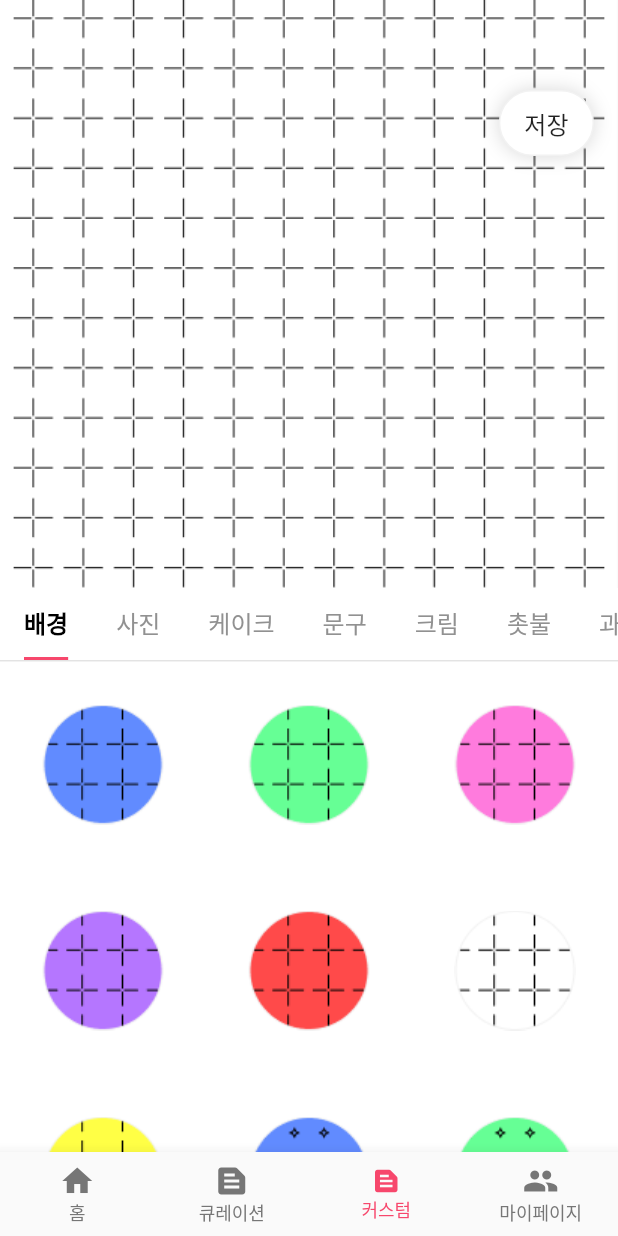
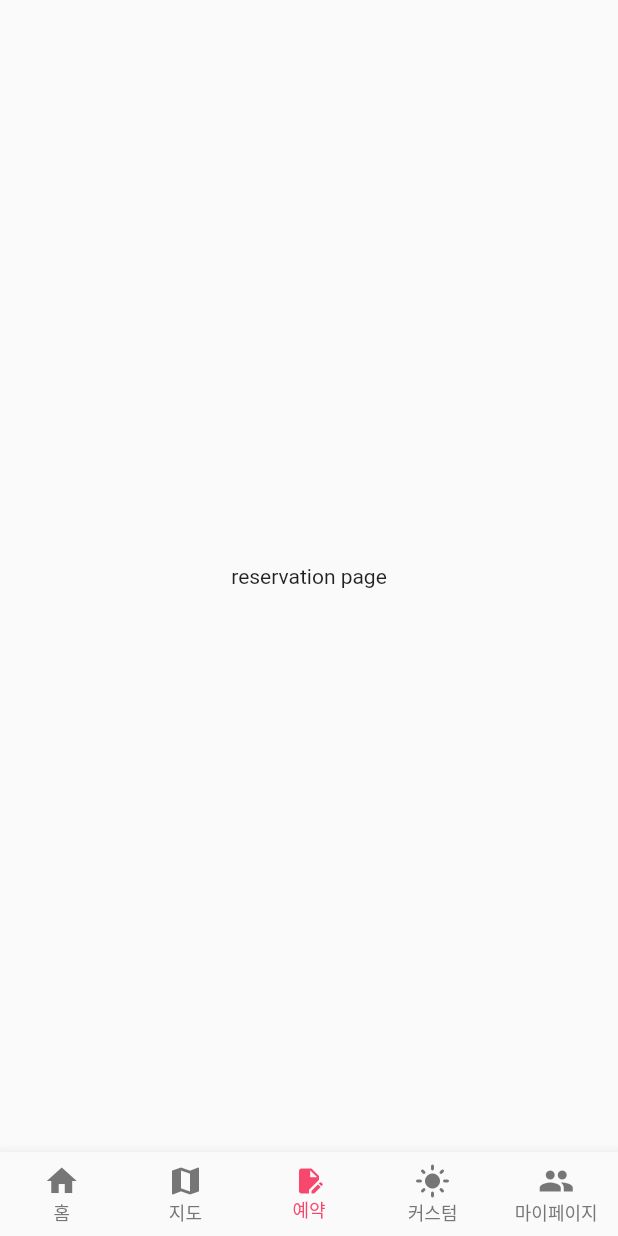
Before and after one commit to cakekeke/cakeke-app, a Flutter app: the MainPage screen opened by its route, item 3 of the bottom bar chosen, on a phone screen of 412 x 824 dp. Run offline on Flutter 3.47's test engine with Material 2 defaults, Android fonts, the phone set to English and light mode, and no system bars; our stand-ins replace dio, equatable, flutter_bloc, flutter_dotenv, flutter_native_splash, flutter_secure_storage and 6 more; missing offline and left inert: dart:ffi, flutter_naver_map, lindi_sticker_widget; accounts and stored records are empty; statements that could not run were skipped.

Commit message:
✨ feat: bottom navagation 수정

```diff
--- a/lib/view/pages/main/curation_page.dart
+++ b/lib/view/pages/main/reservation_page.dart
@@ -1,12 +1,12 @@
 import 'package:flutter/material.dart';
 
-class CurationPage extends StatelessWidget {
-  const CurationPage({super.key});
+class ReservationPage extends StatelessWidget {
+  const ReservationPage({super.key});
 
   @override
   Widget build(BuildContext context) {
     return Center(
-      child: Text("curation page"),
+      child: Text("reservation page"),
     );
   }
 }
--- a/lib/view/pages/main_page.dart
+++ b/lib/view/pages/main_page.dart
@@ -1,5 +1,6 @@
 import 'package:cakeke/blocs/tab/tab_bloc.dart';
-import 'package:cakeke/view/pages/main/curation_page.dart';
+import 'package:cakeke/view/pages/main/map_page.dart';
+import 'package:cakeke/view/pages/main/reservation_page.dart';
 import 'package:cakeke/view/pages/main/custom_page.dart';
 import 'package:cakeke/view/pages/main/home_page.dart';
 import 'package:cakeke/view/pages/main/my_page.dart';
@@ -16,7 +17,13 @@ class MainPage extends StatelessWidget {
       return Scaffold(
         body: IndexedStack(
           index: state.tabIndex,
-          children: const [HomePage(), CurationPage(), CustomPage(), MyPage()],
+          children: const [
+            HomePage(),
+            MapPage(),
+            ReservationPage(),
+            CustomPage(),
+            MyPage()
+          ],
         ),
         bottomNavigationBar: const BottomNavigation(),
       );
--- a/lib/view/widgets/common/bottom_navigation.dart
+++ b/lib/view/widgets/common/bottom_navigation.dart
@@ -17,11 +17,15 @@ class BottomNavigation extends StatelessWidget {
                 label: '홈',
               ),
               BottomNavigationBarItem(
-                icon: Icon(Icons.text_snippet),
-                label: '큐레이션',
+                icon: Icon(Icons.map),
+                label: '지도',
               ),
               BottomNavigationBarItem(
-                icon: Icon(Icons.text_snippet),
+                icon: Icon(Icons.edit_document),
+                label: '예약',
+              ),
+              BottomNavigationBarItem(
+                icon: Icon(Icons.light_mode),
                 label: '커스텀',
               ),
               BottomNavigationBarItem(
```
Also changed, not shown: lib/view/pages/main/map_page.dart (added, +12 -0 lines).
